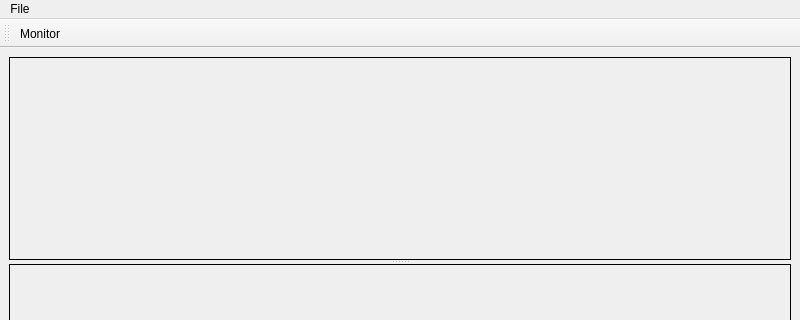
cosmonaut/MCPDAQ, file src/mainwindow.ui: the form before one commit; both pictures show x 0 to 800 and y 0 to 320 of the 800 by 600 pixel window.
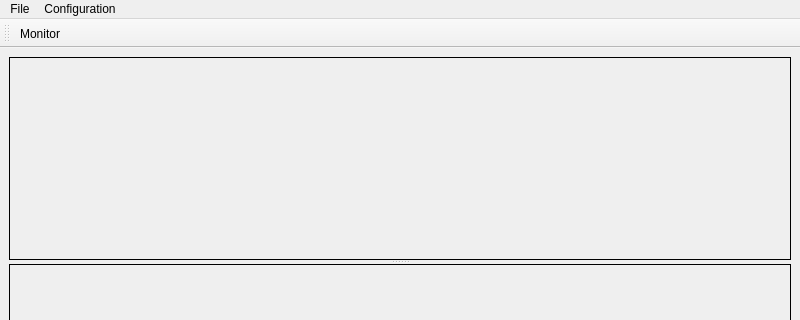
The form after the commit. Custom widgets are drawn as their Qt base class.

Commit message: Add network configuration dialog and basic settings

```diff
--- a/src/mainwindow.ui
+++ b/src/mainwindow.ui
@@ -71,7 +71,14 @@
      <string>File</string>
     </property>
    </widget>
+   <widget class="QMenu" name="menuConfiguration">
+    <property name="title">
+     <string>Configuration</string>
+    </property>
+    <addaction name="actionEtherDAQ"/>
+   </widget>
    <addaction name="menuFile"/>
+   <addaction name="menuConfiguration"/>
   </widget>
   <widget class="QStatusBar" name="statusbar"/>
   <widget class="QToolBar" name="toolBar">
```
Left out of the diff: 5 changed lines with no effect on the pictures. The commit also changes 8 other files.
